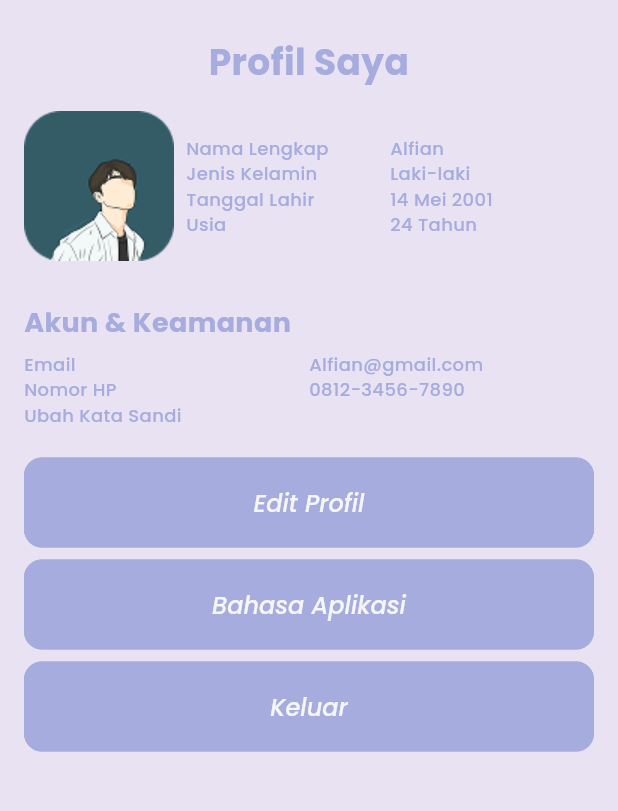
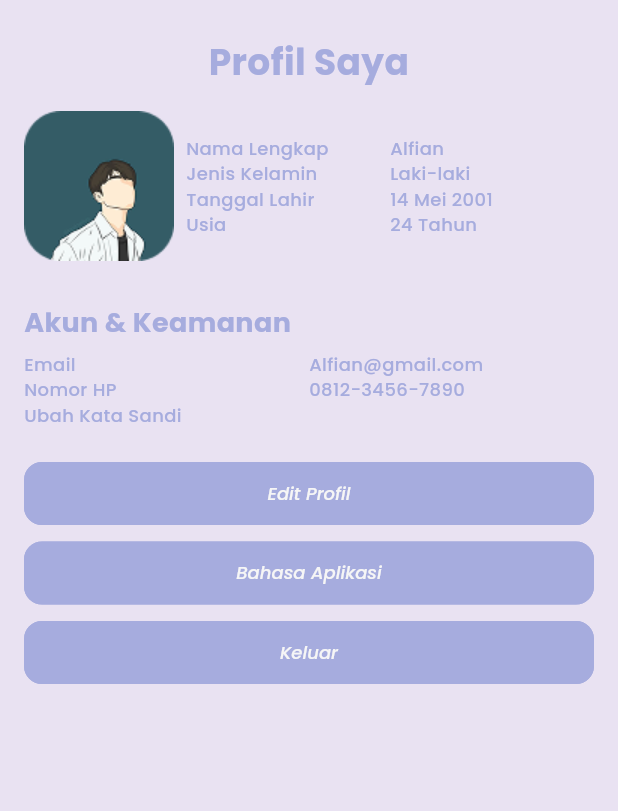
Before and after one commit to kharismafajar23/hidup-fit, a Flutter app: the ProfileScreen screen opened directly, on a phone screen of 412 x 824 dp, the part 75-886 px from its top. Run offline on Flutter 3.47's test engine with Material 3 defaults, Android fonts, the phone set to English and light mode, and no system bars; our stand-ins replace get, get_storage, logger; accounts and stored records are empty.

Commit message:
Fix halaman profil

```diff
--- a/lib/features/profile/screens/profile_screen.dart
+++ b/lib/features/profile/screens/profile_screen.dart
@@ -186,29 +186,38 @@ class ProfileScreen extends StatelessWidget {
                               width: double.infinity,
                               child: ElevatedButton(
                                   onPressed: () {},
+                                  style: ElevatedButton.styleFrom(
+                                    padding: EdgeInsets.symmetric(vertical: 12),
+                                  ),
                                   child: Text(
                                     'Edit Profil',
-                                    style: TextStyle(fontStyle: FontStyle.italic),
+                                    style: TextStyle(fontStyle: FontStyle.italic, fontSize: 12),
                                   )),
-                            ).marginOnly(bottom: 8),
+                            ).marginOnly(bottom: 5),
                             SizedBox(
                               width: double.infinity,
                               child: ElevatedButton(
                                   onPressed: () {},
+                                  style: ElevatedButton.styleFrom(
+                                    padding: EdgeInsets.symmetric(vertical: 12),
+                                  ),
                                   child: Text(
                                     'Bahasa Aplikasi',
-                                    style: TextStyle(fontStyle: FontStyle.italic),
+                                    style: TextStyle(fontStyle: FontStyle.italic, fontSize: 12),
                                   )),
-                            ).marginOnly(bottom: 8),
+                            ).marginOnly(bottom: 5),
                             SizedBox(
                               width: double.infinity,
                               child: ElevatedButton(
                                   onPressed: () {},
+                                  style: ElevatedButton.styleFrom(
+                                    padding: EdgeInsets.symmetric(vertical: 12),
+                                  ),
                                   child: Text(
                                     'Keluar',
-                                    style: TextStyle(fontStyle: FontStyle.italic),
+                                    style: TextStyle(fontStyle: FontStyle.italic, fontSize: 12),
                                   )),
-                            ).marginOnly(bottom: 8),
+                            ).marginOnly(bottom: 5),
                           ],
                         ),
                       )
```
